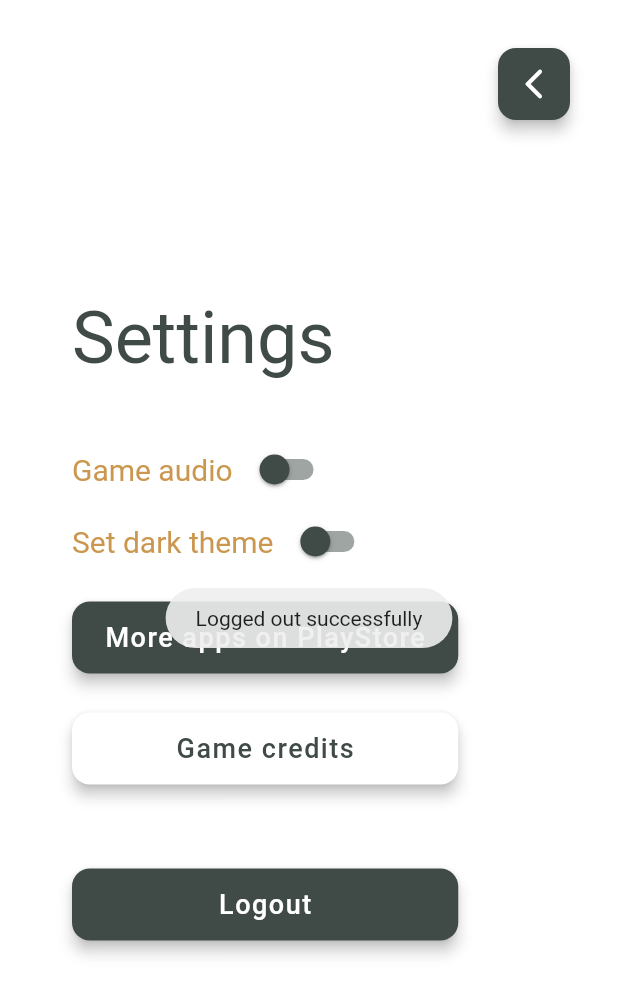
After one commit to princesanjivy/tic-tac-toe, a Flutter app: the SettingsPage screen opened directly, after a tap on "Logout", on a phone screen of 412 x 824 dp. The commit adds this screen. Shown: the top 995 px of the screen. Run offline on Flutter 3.47's test engine with Material 2 defaults, Android fonts, the phone set to English and light mode, and no system bars; drawn by our look-alikes of widget_and_text_animator; our stand-ins replace audioplayers, cloud_firestore, firebase_auth, firebase_core, firebase_database, fluttertoast and 6 more; accounts and stored records are empty; generated files the repository leaves out were written again; Roboto replaces fonts that are missing (Judson).

Commit message:
added settings page and fixed quit issue in single mode

```diff
--- a/lib/provider/theme_provider.dart
+++ b/lib/provider/theme_provider.dart
@@ -58,6 +58,10 @@ class ThemeProvider with ChangeNotifier {
     return _isLight ? _winColorLight : _winColorDark;
   }
 
+  bool get isLightTheme {
+    return _isLight;
+  }
+
   void changeTheme() {
     _isLight = !_isLight;
     setPrefs(_isLight);
--- /dev/null
+++ b/lib/screen/settings.dart
@@ -0,0 +1,238 @@
+import 'package:flutter/material.dart';
+import 'package:fluttertoast/fluttertoast.dart';
+import 'package:provider/provider.dart';
+import 'package:tic_tac_toe/components/button.dart';
+import 'package:tic_tac_toe/components/my_spacer.dart';
+import 'package:tic_tac_toe/components/pop_up.dart';
+import 'package:tic_tac_toe/constants.dart';
+import 'package:tic_tac_toe/helper/animation_widget.dart';
+import 'package:tic_tac_toe/helper/audio_controller.dart';
+import 'package:tic_tac_toe/helper/navigation.dart';
+import 'package:tic_tac_toe/provider/login_provider.dart';
+import 'package:tic_tac_toe/provider/theme_provider.dart';
+import 'package:tic_tac_toe/screen/home.dart';
+import 'package:url_launcher/url_launcher.dart';
+import 'package:vibration/vibration.dart';
+import 'package:widget_and_text_animator/widget_and_text_animator.dart';
+
+class SettingsPage extends StatefulWidget {
+  const SettingsPage({super.key});
+
+  @override
+  State<SettingsPage> createState() => _SettingsPageState();
+}
+
+class _SettingsPageState extends State<SettingsPage> {
+  late Navigation navigation;
+
+  @override
+  void didChangeDependencies() {
+    super.didChangeDependencies();
+
+    navigation = Navigation(Navigator.of(context));
+  }
+
+  @override
+  Widget build(BuildContext context) {
+    return Consumer<ThemeProvider>(
+      builder: (context, themeProvider, _) {
+        return WillPopScope(
+          onWillPop: () async {
+            return false;
+          },
+          child: Scaffold(
+            backgroundColor: themeProvider.bgColor,
+            body: Stack(
+              alignment: Alignment.topRight,
+              children: [
+                Center(
+                  child: Padding(
+                    padding: const EdgeInsets.only(left: 48),
+                    child: Column(
+                      crossAxisAlignment: CrossAxisAlignment.start,
+                      mainAxisAlignment: MainAxisAlignment.center,
+                      children: [
+                        AnimationOnWidget(
+                          useIncomingEffect: true,
+                          incomingEffect:
+                              WidgetTransitionEffects.incomingSlideInFromTop(
+                            delay: const Duration(milliseconds: 400),
+                            curve: Curves.fastOutSlowIn,
+                          ),
+                          doStateChange: true,
+                          child: Text(
+                            "Settings",
+                            style: TextStyle(
+                              fontSize: 48,
+                              color: themeProvider.primaryColor,
+                              fontWeight: FontWeight.w400,
+                            ),
+                          ),
+                        ),
+                        const VerticalSpacer(36),
+                        AnimationOnWidget(
+                          msDelay: 600,
+                          doStateChange: true,
+                          child: Row(
+                            mainAxisAlignment: MainAxisAlignment.start,
+                            children: [
+                              Text(
+                                "Game audio",
+                                style: TextStyle(
+                                  fontSize: defaultTextSize + 2,
+                                  color: themeProvider.secondaryColor,
+                                ),
+                              ),
+                              const HorizontalSpacer(8),
+                              Switch(
+                                activeColor: themeProvider.primaryColor,
+                                activeTrackColor:
+                                    themeProvider.primaryColor.withOpacity(0.5),
+                                inactiveThumbColor: themeProvider.primaryColor,
+                                inactiveTrackColor:
+                                    themeProvider.primaryColor.withOpacity(0.5),
+                                value: !themeProvider.isLightTheme,
+                                onChanged: (value) {
+                                  themeProvider.changeTheme();
+                                },
+                              ),
+                            ],
+                          ),
+                        ),
+                        AnimationOnWidget(
+                          msDelay: 800,
+                          doStateChange: true,
+                          child: Row(
+                            mainAxisAlignment: MainAxisAlignment.start,
+                            children: [
+                              Text(
+                                "Set dark theme",
+                                style: TextStyle(
+                                  fontSize: defaultTextSize + 2,
+                                  color: themeProvider.secondaryColor,
+                                ),
+                              ),
+                              const HorizontalSpacer(8),
+                              Switch(
+                                activeColor: themeProvider.primaryColor,
+                                activeTrackColor:
+                                    themeProvider.primaryColor.withOpacity(0.5),
+                                inactiveThumbColor: themeProvider.primaryColor,
+                                inactiveTrackColor:
+                                    themeProvider.primaryColor.withOpacity(0.5),
+                                value: !themeProvider.isLightTheme,
+                                onChanged: (value) {
+                                  themeProvider.changeTheme();
+                                },
+                              ),
+                            ],
+                          ),
+                        ),
+                        const VerticalSpacer(16),
+                        MyButton(
+                          text: "More apps on PlayStore",
+                          msDelay: 1000,
+                          doStateChange: true,
+                          onPressed: () {
+                            print("ok");
+                            launchUrl(
+                              Uri.parse(
+                                  "https://play.google.com/store/apps/dev?id=6439925551269057866"),
+                            );
+                          },
+                        ),
+                        const VerticalSpacer(26),
+                        MyButton(
+                          text: "Game credits",
+                          msDelay: 1200,
+                          doStateChange: true,
+                          invertColor: true,
+                          onPressed: () {
+                            PopUp.show(
+                              context,
+                              title: "Game credits",
+                              description:
+                                  "Designed & developed by Sanjivy for \nprinceappstudio.in",
+                              button1Text: "Know more",
+                              button2Text: "Close",
+                              barrierDismissible: false,
+                              button1OnPressed: () async {
+                                launchUrl(Uri.parse(
+                                    "https://linktr.ee/princesanjivy"));
+                              },
+                              button2OnPressed: () {
+                                Navigator.pop(context);
+                              },
+                            );
+                          },
+                        ),
+                        const VerticalSpacer(56),
+                        MyButton(
+                          text: "Logout",
+                          msDelay: 1400,
+                          doStateChange: true,
+                          onPressed: () {
+                            LoginProvider loginProvider =
+                                Provider.of<LoginProvider>(context,
+                                    listen: false);
+
+                            loginProvider.logout();
+
+                            Fluttertoast.showToast(
+                              msg: "Logged out successfully",
+                              toastLength: Toast.LENGTH_LONG,
+                              gravity: ToastGravity.CENTER,
+                            );
+                          },
+                        ),
+                      ],
+                    ),
+                  ),
+                ),
+                Positioned(
+                  top: 32,
+                  right: 32,
+                  child: AnimationOnWidget(
+                    msDelay: 1400,
+                    doStateChange: true,
+                    child: ElevatedButton(
+                      onPressed: () {
+                        Vibration.vibrate(duration: 80, amplitude: 120);
+                        AudioController.buttonClick("audio/click2.ogg");
+
+                        // Navigation.goBack(context);
+                        navigation.changeScreenReplacement(
+                          const HomeScreen(),
+                          widget,
+                        );
+                      },
+                      style: ButtonStyle(
+                        minimumSize: MaterialStateProperty.all<Size>(
+                          const Size(48, 48),
+                        ),
+                        elevation: MaterialStateProperty.all<double>(4),
+                        shape: MaterialStateProperty.all<OutlinedBorder>(
+                          RoundedRectangleBorder(
+                            borderRadius: BorderRadius.circular(12),
+                          ),
+                        ),
+                        padding: MaterialStateProperty.all<EdgeInsets>(
+                            const EdgeInsets.all(0)),
+                        backgroundColor: MaterialStateProperty.all<Color>(
+                            themeProvider.primaryColor),
+                      ),
+                      child: Icon(
+                        Icons.arrow_back_ios_new_rounded, // TODO: temp icon
+                        color: themeProvider.bgColor,
+                      ),
+                    ),
+                  ),
+                ),
+              ],
+            ),
+          ),
+        );
+      },
+    );
+  }
+}
--- a/lib/screen/single_mode.dart
+++ b/lib/screen/single_mode.dart
@@ -33,7 +33,8 @@ class SingleModeScreenState extends State<SingleModeScreen> {
   }
 
   void initProvider() {
-    Provider.of<SingleModeProvider>(context, listen: false).init(context);
+    Provider.of<SingleModeProvider>(context, listen: false)
+        .init(context, widget);
   }
 
   @override
--- a/pubspec.yaml
+++ b/pubspec.yaml
@@ -54,6 +54,7 @@ dependencies:
   cloud_firestore: ^4.8.2
   flutter_svg: ^2.0.7
   clipboard: ^0.1.3
+  url_launcher: ^6.1.14
 
 dependency_overrides:
   http: ^1.0.0
```
Also changed, not shown: lib/provider/single_mode_provider.dart (+13 -3 lines), lib/screen/home.dart (+44 -34 lines).
